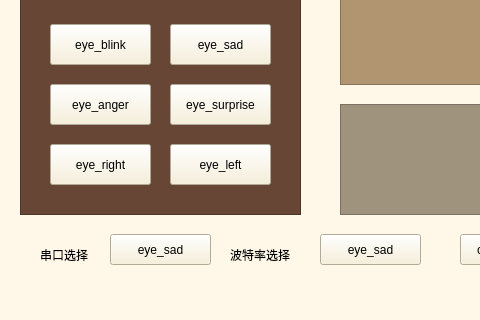
Before: the Qt Designer form form.ui in wing0night/DeskRoboSerialUI, drawn with Qt 5; both pictures show x 0 to 480 and y 246 to 566 of the 643 by 566 pixel window.
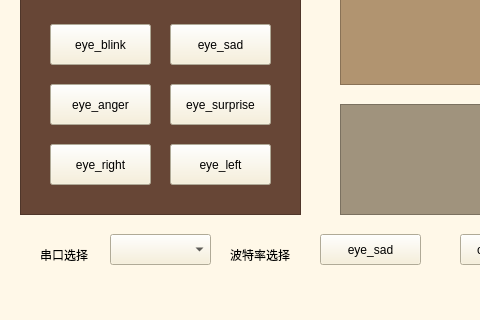
After: the same form once the commit is applied. Icons and pictures are not drawn.

Commit message: serial choose and serial open/close

```diff
--- a/form.ui
+++ b/form.ui
@@ -262,24 +262,6 @@
 background-color: rgba(255, 255, 255, 0);</string>
    </property>
   </widget>
-  <widget class="QPushButton" name="pushButton_11">
-   <property name="geometry">
-    <rect>
-     <x>110</x>
-     <y>480</y>
-     <width>101</width>
-     <height>31</height>
-    </rect>
-   </property>
-   <property name="styleSheet">
-    <string notr="true">background-color: rgb(247, 238, 211);
-font: 12pt &quot;Modern No. 20&quot;;
-color: rgb(0, 0, 0);</string>
-   </property>
-   <property name="text">
-    <string>eye_sad</string>
-   </property>
-  </widget>
   <widget class="QPushButton" name="pushButton_12">
    <property name="geometry">
     <rect>
@@ -386,6 +368,21 @@
     <string>Github</string>
    </property>
   </widget>
+  <widget class="QComboBox" name="comChoose">
+   <property name="geometry">
+    <rect>
+     <x>110</x>
+     <y>480</y>
+     <width>101</width>
+     <height>31</height>
+    </rect>
+   </property>
+   <property name="styleSheet">
+    <string notr="true">background-color: rgb(247, 238, 211);
+font: 12pt &quot;Modern No. 20&quot;;
+color: rgb(0, 0, 0);</string>
+   </property>
+  </widget>
   <zorder>listView</zorder>
   <zorder>head_center</zorder>
   <zorder>head_nod</zorder>
```
Left out of the diff: 4 changed lines with no effect on the pictures. The commit also changes 2 other files.
